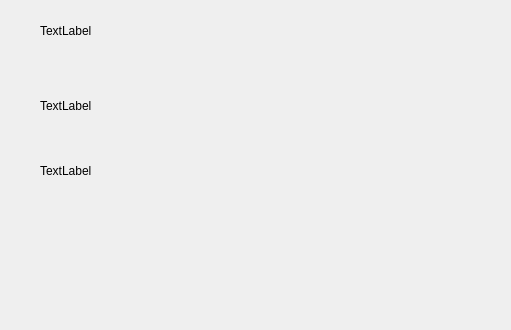
snow0117/LearningHanja, file untitled2.ui: the form before one commit; both pictures show x 0 to 511 and y 0 to 330 of the 742 by 597 pixel window.
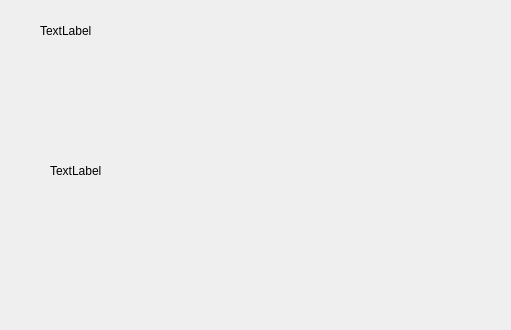
The form after the commit.

Diff of the .ui file:
```diff
--- a/untitled2.ui
+++ b/untitled2.ui
@@ -29,7 +29,7 @@
   <widget class="QLabel" name="label_2">
    <property name="geometry">
     <rect>
-     <x>40</x>
+     <x>50</x>
      <y>90</y>
      <width>341</width>
      <height>161</height>
@@ -39,18 +39,16 @@
     <string>TextLabel</string>
    </property>
   </widget>
-  <widget class="QLabel" name="label_3">
+  <widget class="QWidget" name="verticalLayoutWidget">
    <property name="geometry">
     <rect>
      <x>40</x>
-     <y>100</y>
-     <width>56</width>
-     <height>12</height>
+     <y>90</y>
+     <width>81</width>
+     <height>71</height>
     </rect>
    </property>
-   <property name="text">
-    <string>TextLabel</string>
-   </property>
+   <layout class="QVBoxLayout" name="verticalLayout"/>
   </widget>
   <zorder>label_2</zorder>
   <zorder>label</zorder>
```
Left out of the diff: 2 changed lines with no effect on the pictures.
